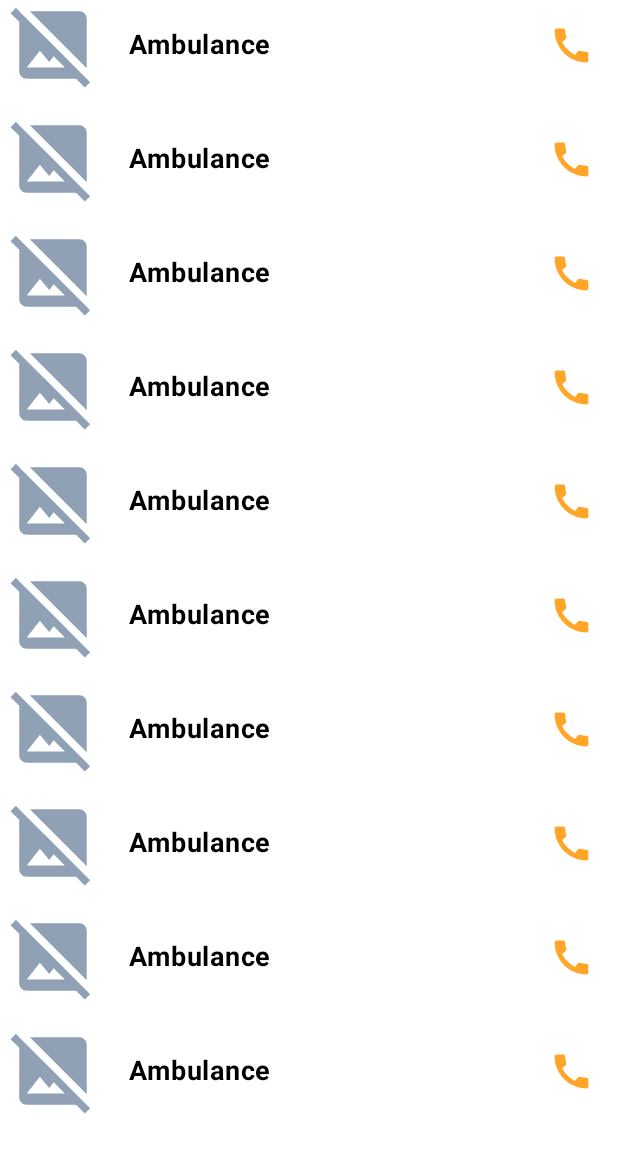
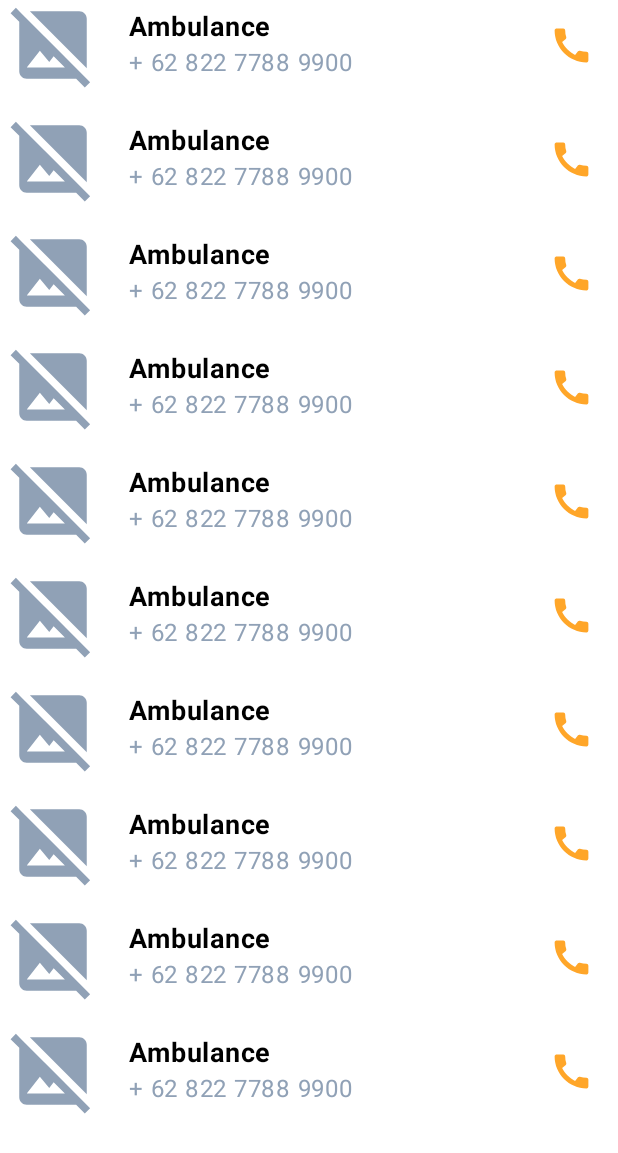
Before and after one commit to ResilienceZ/android-monorepo, an Android app built with Jetpack Compose: the screen it shows after launch (MainActivity), on a phone screen of 412 x 824 dp. Shown: the top 1153 px of the screen. Run offline under Robolectric (Android 15) with nearby library versions, the phone set to English and light mode, and no system bars.

Commit message:
[FEAT] add field phone number in item emergency call

```diff
--- a/app/src/main/AndroidManifest.xml
+++ b/app/src/main/AndroidManifest.xml
@@ -3,6 +3,7 @@
     xmlns:tools="http://schemas.android.com/tools">
 
     <uses-permission android:name="android.permission.INTERNET" />
+    <uses-permission android:name="android.permission.CALL_PHONE" />
 
     <application
         android:allowBackup="true"
--- a/app/src/main/java/dev/ricoferdian/resiliencez/prayitna/ui/screen/emergency_call/EmergencyCallScreen.kt
+++ b/app/src/main/java/dev/ricoferdian/resiliencez/prayitna/ui/screen/emergency_call/EmergencyCallScreen.kt
@@ -42,9 +42,9 @@ fun EmergencyCallScreen() {
             items(10) {
                 ItemEmergencyCall(
                     namePlace = "Ambulance",
-                    imagePlaceUrl = "https://amandeephospital.org/wp-content/uploads/2022/02/ambulance-ad.jpg",
+                    imagePlaceUrl = "",
+                    phoneNumberPlace = "+ 62 822 7788 9900",
                     onCallClicked = {
-
                     },
                 )
             }
--- a/app/src/main/java/dev/ricoferdian/resiliencez/prayitna/ui/screen/emergency_call/component/ItemEmergencyCall.kt
+++ b/app/src/main/java/dev/ricoferdian/resiliencez/prayitna/ui/screen/emergency_call/component/ItemEmergencyCall.kt
@@ -3,6 +3,7 @@ package dev.ricoferdian.resiliencez.prayitna.ui.screen.emergency_call.component
 import androidx.compose.foundation.Image
 import androidx.compose.foundation.background
 import androidx.compose.foundation.clickable
+import androidx.compose.foundation.layout.Column
 import androidx.compose.foundation.layout.Row
 import androidx.compose.foundation.layout.Spacer
 import androidx.compose.foundation.layout.fillMaxHeight
@@ -32,6 +33,7 @@ import dev.ricoferdian.resiliencez.prayitna.ui.theme.PrayitnaTheme
 fun ItemEmergencyCall(
     namePlace: String,
     imagePlaceUrl: String,
+    phoneNumberPlace: String,
     onCallClicked: () -> Unit,
     modifier: Modifier = Modifier,
 ) {
@@ -46,7 +48,7 @@ fun ItemEmergencyCall(
         verticalAlignment = Alignment.CenterVertically
     ) {
         SubcomposeAsyncImage(
-            model = "https://placehold.co/600x400",
+            model = imagePlaceUrl,
             contentDescription = null,
             loading = { },
             error = {
@@ -58,14 +60,27 @@ fun ItemEmergencyCall(
             contentScale = ContentScale.Crop,
         )
 
+        Column {
             Text(
-            text = "Ambulance",
+                text = namePlace,
                 color = CustomColor.Black,
                 fontSize = 18.sp,
                 fontWeight = FontWeight.Bold,
+                maxLines = 1,
                 modifier = Modifier
                     .padding(horizontal = 16.dp)
             )
+
+            Text(
+                text = phoneNumberPlace,
+                color = CustomColor.CadetGray,
+                fontSize = 16.sp,
+                fontWeight = FontWeight.Normal,
+                maxLines = 1,
+                modifier = Modifier
+                    .padding(horizontal = 16.dp)
+            )
+        }
 
         Spacer(
             modifier = Modifier
@@ -93,6 +108,7 @@ fun EmergencyCallScreenPreview() {
         ItemEmergencyCall(
             namePlace = "Ambulance",
             imagePlaceUrl = "",
+            phoneNumberPlace = "+ 62 8 22 7788 9900",
             onCallClicked = {}
         )
     }
```
Lines whose indentation alone changed are shown as unchanged.
